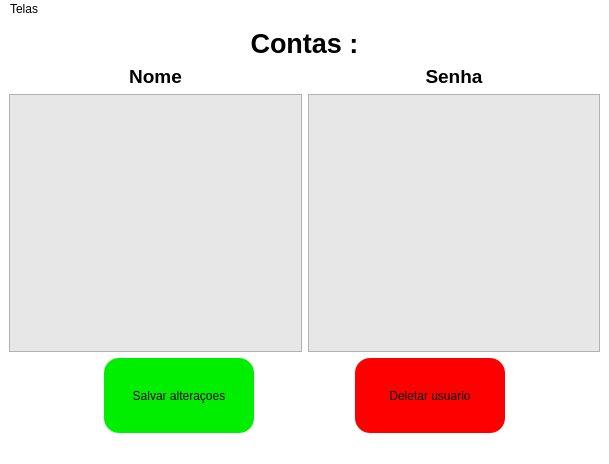
This is Projetos/CRUD/interfaces/read_accounts.ui in JoaoEmanuell/Meus-Estudos-Python as Qt 5 draws it before an edit. The edited form follows.
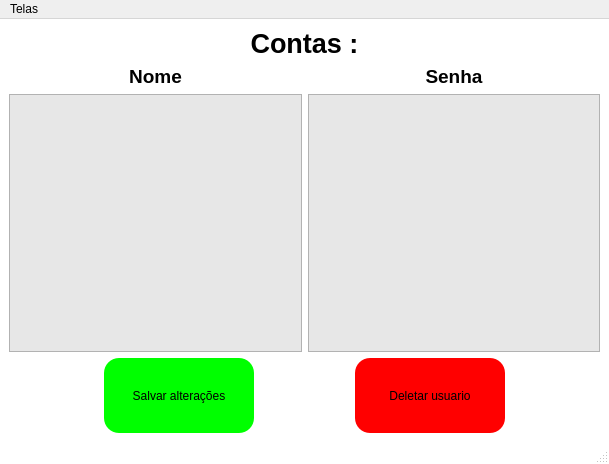
This is the edited form.

Commit message: Crud qss

```diff
--- a/Projetos/CRUD/interfaces/read_accounts.ui
+++ b/Projetos/CRUD/interfaces/read_accounts.ui
@@ -14,7 +14,26 @@
    <string>MainWindow</string>
   </property>
   <property name="styleSheet">
-   <string notr="true">background-color: rgb(255, 255, 255);</string>
+   <string notr="true">QMainWindow {
+	background-color: rgb(255, 255, 255);
+}
+
+QPushButton {
+	border-radius : 15px;
+	color : black;
+}
+
+QPushButton:hover {
+	border: 1px solid black;
+}
+
+QPushButton#saveButton {
+	background-color: rgb(0, 255, 0);
+}
+
+QPushButton#deleteButton {
+	background-color: rgb(255, 0, 0);
+}</string>
   </property>
   <widget class="QWidget" name="centralwidget">
    <layout class="QVBoxLayout" name="verticalLayout">
@@ -81,11 +100,10 @@
          <cursorShape>UpArrowCursor</cursorShape>
         </property>
         <property name="styleSheet">
-         <string notr="true">background-color: rgb(0, 239, 0);
-border-radius : 15px;</string>
+         <string notr="true"/>
         </property>
         <property name="text">
-         <string>Salvar alteraçoes</string>
+         <string>Salvar alterações</string>
         </property>
         <property name="shortcut">
          <string>Ctrl+S</string>
```
Left out of the diff: 3 changed lines with no effect on the pictures. The commit also changes 2 other files.
